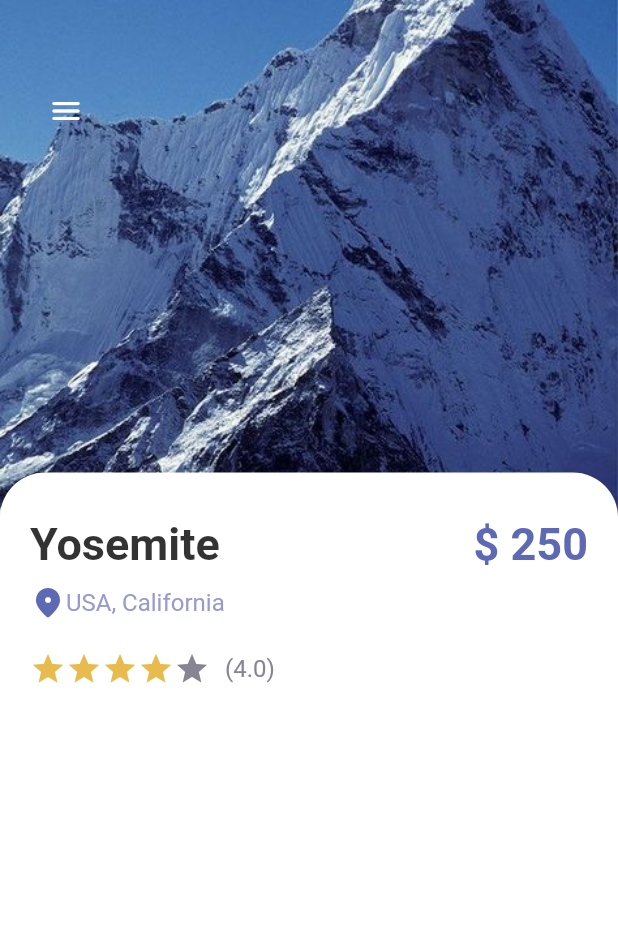
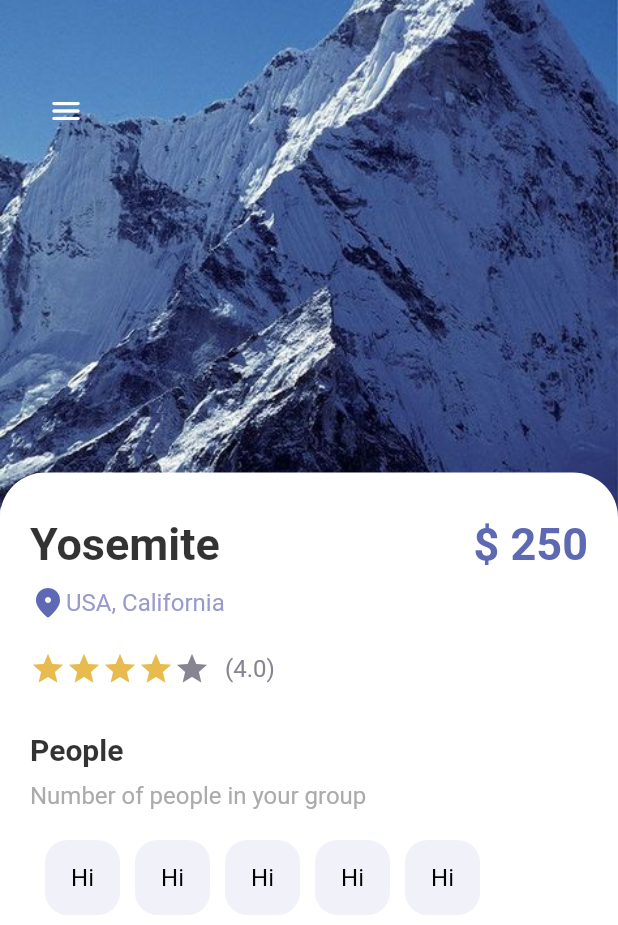
Before and after one commit to badadarr/Flutter-Cubit-State-Management-API-Request, a Flutter app: the screen it shows after launch, on a phone screen of 412 x 824 dp. Shown: the top 925 px of the screen. Run offline on Flutter 3.47's test engine with Material 2 defaults, Android fonts, the phone set to English and light mode, and no system bars.

Commit message:
Update in detail page adding button

```diff
--- a/lib/pages/detail_page.dart
+++ b/lib/pages/detail_page.dart
@@ -1,6 +1,7 @@
 import 'package:flutter/cupertino.dart';
 import 'package:flutter/material.dart';
 import 'package:flutter_cubit/misc/colors.dart';
+import 'package:flutter_cubit/widgets/app_button.dart';
 import 'package:flutter_cubit/widgets/app_large_text.dart';
 import 'package:flutter_cubit/widgets/app_text.dart';
 
@@ -108,7 +109,29 @@ class _DetailPageState extends State<DetailPage> {
                           color: AppColors.textColor2,
                         ),
                       ],
-                    )
+                    ),
+                    SizedBox(height: 30),
+                    AppLargeText(
+                      text: "People",
+                      color: Colors.black.withOpacity(0.8),
+                      size: 20,
+                    ),
+                    SizedBox(height: 10),
+                    AppText(
+                      text: "Number of people in your group",
+                      color: AppColors.mainTextColor,
+                    ),
+                    Wrap(
+                      children: List.generate(5, (index) {
+                        return AppButton(
+                          size: 50,
+                          color: Colors.black,
+                          backgroundColor: AppColors.buttonBackground,
+                          borderColor: AppColors.buttonBackground,
+                          isIcon: false,
+                        );
+                      }),
+                    ),
                   ],
                 ),
               ),
--- /dev/null
+++ b/lib/widgets/app_button.dart
@@ -0,0 +1,53 @@
+import 'package:flutter/material.dart';
+import 'package:flutter_cubit/misc/colors.dart';
+import 'package:flutter_cubit/widgets/app_text.dart';
+
+class AppButton extends StatelessWidget {
+  final Color color;
+  String? text;
+  IconData? icon;
+  final Color backgroundColor;
+  double size;
+  final Color borderColor;
+  bool? isIcon;
+
+  AppButton(
+      {Key? key,
+      this.isIcon = false,
+      this.text = "Hi",
+      this.icon,
+      required this.size,
+      required this.color,
+      required this.backgroundColor,
+      required this.borderColor})
+      : super(key: key);
+
+  @override
+  Widget build(BuildContext context) {
+    return Container(
+      margin: const EdgeInsets.only(top: 20, left: 10),
+      width: size,
+      height: size,
+      decoration: BoxDecoration(
+          border: Border.all(
+            color: borderColor,
+            width: 1.0,
+          ),
+          borderRadius: BorderRadius.circular(15),
+          color: backgroundColor),
+      child: isIcon == false
+          ? Center(
+              child: AppText(
+                text: text!,
+                color: Colors.black,
+              ),
+            )
+          : Center(
+              child: Icon(
+                icon,
+                color: color,
+              ),
+            ),
+    );
+  }
+}
```
